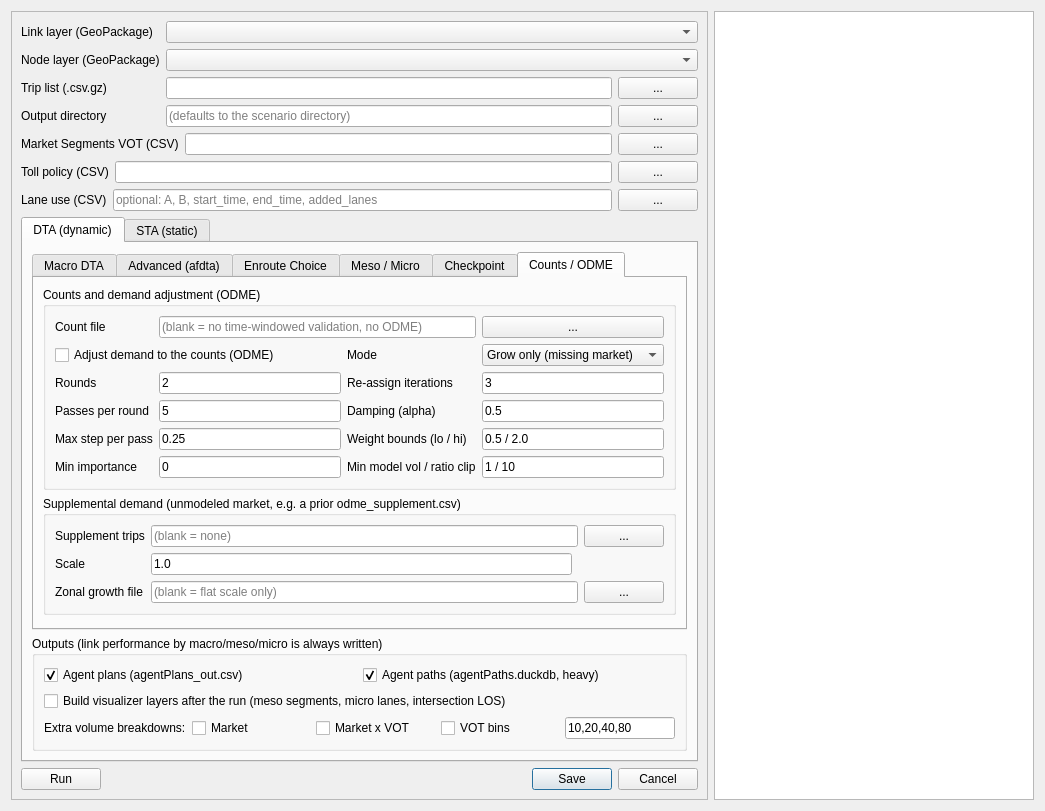
Before: the Qt Designer form ui/hydra.ui in TSMv6/tsm_panel, drawn with Qt 5.
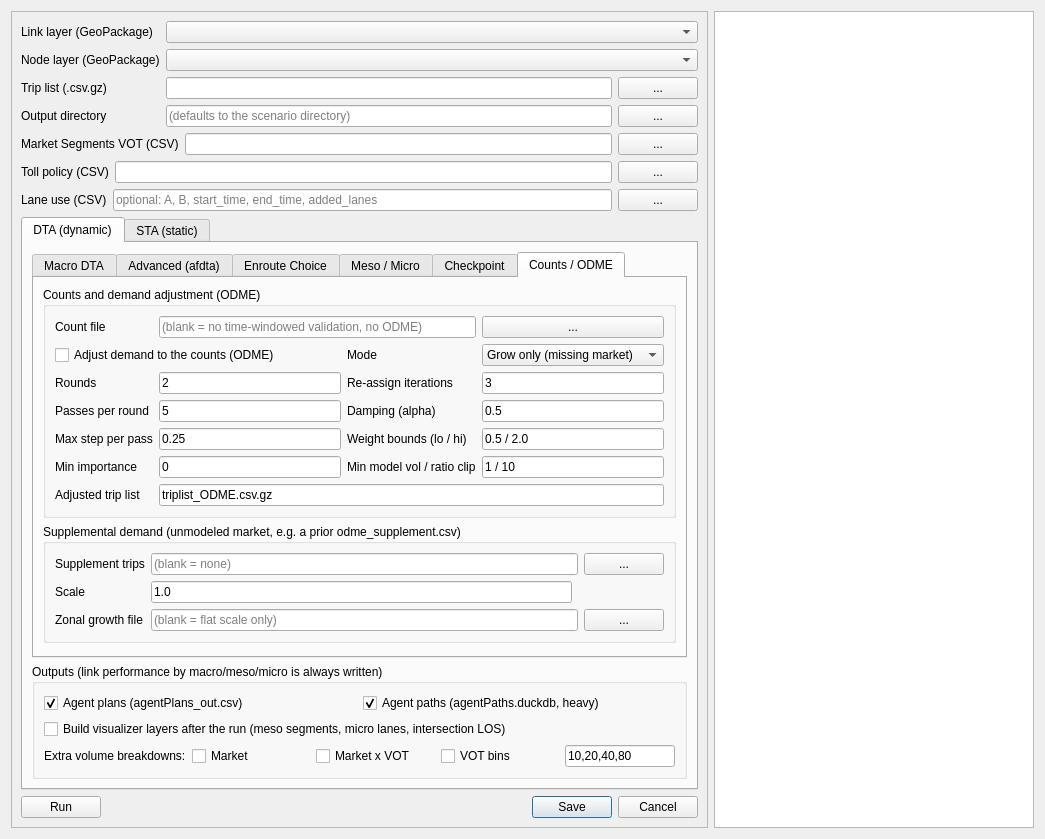
After: the same form once the commit is applied. The open tabs and pages were chosen to show the change.

Commit message:
2.95: ODME for HyDRA STA, Adjusted trip list, afdta 4ad3155
- Counts / ODME is one tab shared by the DTA and STA engines; the STA
  control file now writes TIME_COUNT_FILE and the ODME / supplement keys.
- Adjusted trip list field (ODME_TRIP_FILE, default triplist_ODME.csv.gz).
- afdta 4ad3155: STA ODME on the route mix with warm re-assignment,
  ODME_TRIP_FILE, macro/meso boundary P0-P3. Previous exe kept as
  Apps/Hydra/afdta_2026-11-23_pre_meso_p3.exe.
- About box: no install path; engine revisions shown as commit (date).

Diff of the .ui file:
```diff
--- a/ui/hydra.ui
+++ b/ui/hydra.ui
@@ -1832,6 +1832,26 @@
                    </property>
                   </widget>
                  </item>
+                 <item row="6" column="0">
+                  <widget class="QLabel" name="label_odmeTripFile">
+                   <property name="text">
+                    <string>Adjusted trip list</string>
+                   </property>
+                  </widget>
+                 </item>
+                 <item row="6" column="1" colspan="3">
+                  <widget class="QLineEdit" name="lineEdit_OdmeTripFile">
+                   <property name="text">
+                    <string>triplist_ODME.csv.gz</string>
+                   </property>
+                   <property name="placeholderText">
+                    <string>(blank = not written)</string>
+                   </property>
+                   <property name="toolTip">
+                    <string>ODME_TRIP_FILE — the whole input trip list with vehTrips x each trip's ODME factor (plus an odme_factor column). A name alone is written in the output folder; .gz = compressed. Blank = not written.</string>
+                   </property>
+                  </widget>
+                 </item>
                 </layout>
                </widget>
               </item>
```
The commit also changes 6 other files.
